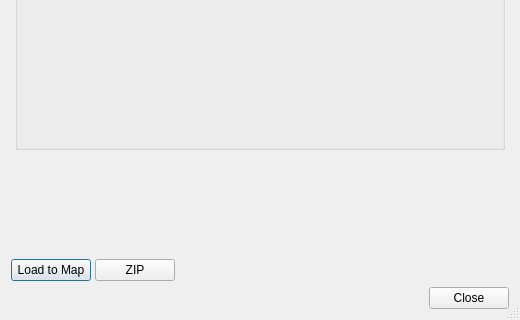
First picture: the form in gbif_downloader/gui/download_detail_dialog.ui, repository dimasciput/gbif-downloader-qgis-plugin, before the edit; both pictures show x 0 to 520 and y 360 to 680 of the 520 by 680 pixel window.
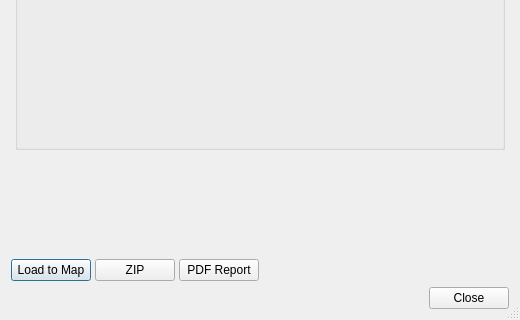
Second picture: the form after the edit.

Commit message: Add report generator

What changed in the file:
```diff
--- a/gbif_downloader/gui/download_detail_dialog.ui
+++ b/gbif_downloader/gui/download_detail_dialog.ui
@@ -197,6 +197,12 @@
       <property name="toolTip"><string>Save raw ZIP file</string></property>
      </widget>
     </item>
+    <item>
+     <widget class="QPushButton" name="report_btn">
+      <property name="text"><string>PDF Report</string></property>
+      <property name="toolTip"><string>Generate PDF report from downloaded data</string></property>
+     </widget>
+    </item>
     <item>
      <spacer name="horizontalSpacer_actions">
       <property name="orientation"><enum>Qt::Horizontal</enum></property>
```
The commit also changes 4 other files.
